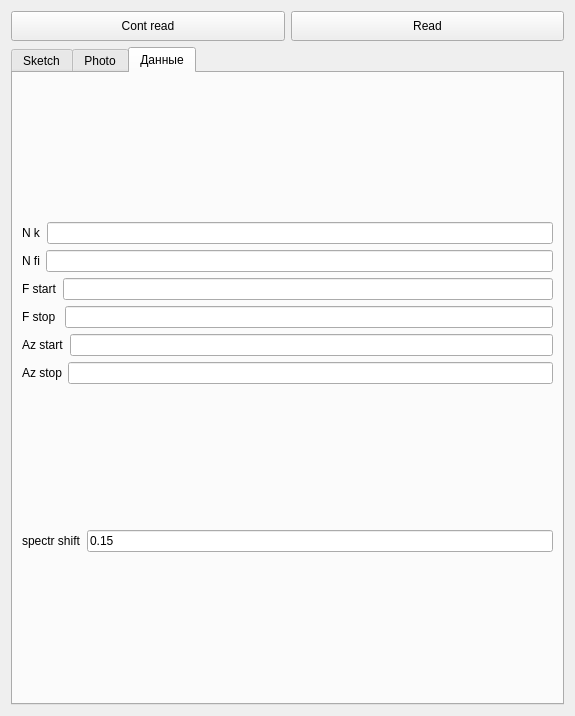
Before: the Qt Designer form form_spectr.ui in zuban/VisualizationQt, drawn with Qt 5.
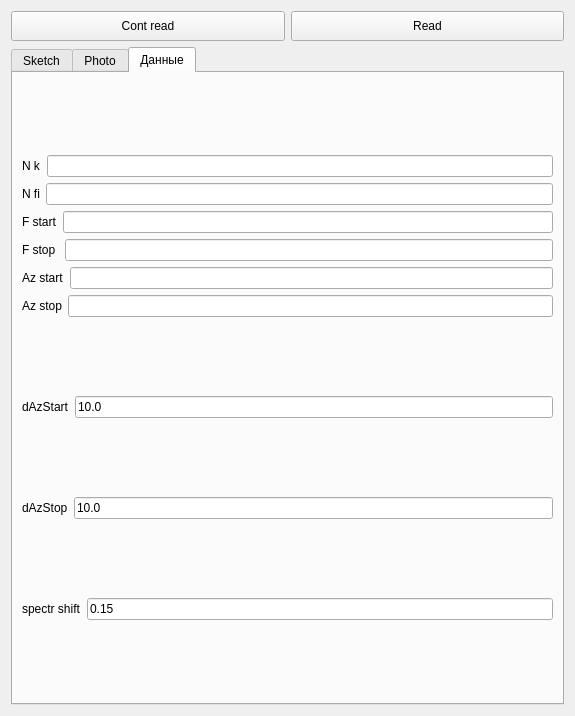
After: the same form once the commit is applied. The open tabs and pages were chosen to show the change.

```diff
--- a/form_spectr.ui
+++ b/form_spectr.ui
@@ -926,7 +926,7 @@
            </item>
           </layout>
          </item>
-         <item row="1" column="0">
+         <item row="3" column="0">
           <layout class="QHBoxLayout" name="horizontalLayout_9">
            <item>
             <widget class="QLabel" name="spectr_shift">
@@ -944,6 +944,42 @@
            </item>
           </layout>
          </item>
+         <item row="1" column="0">
+          <layout class="QHBoxLayout" name="horizontalLayout_10">
+           <item>
+            <widget class="QLabel" name="labeldAzStart">
+             <property name="text">
+              <string>dAzStart</string>
+             </property>
+            </widget>
+           </item>
+           <item>
+            <widget class="QLineEdit" name="dAzStart_lineEdit">
+             <property name="text">
+              <string>10.0</string>
+             </property>
+            </widget>
+           </item>
+          </layout>
+         </item>
+         <item row="2" column="0">
+          <layout class="QHBoxLayout" name="horizontalLayout_11">
+           <item>
+            <widget class="QLabel" name="labeldAzStop">
+             <property name="text">
+              <string>dAzStop</string>
+             </property>
+            </widget>
+           </item>
+           <item>
+            <widget class="QLineEdit" name="dAzStop_lineEdit">
+             <property name="text">
+              <string>10.0</string>
+             </property>
+            </widget>
+           </item>
+          </layout>
+         </item>
         </layout>
        </widget>
       </widget>
```
Left out of the diff: 32 changed lines with no effect on the pictures. Lines whose indentation alone changed are shown as unchanged.
